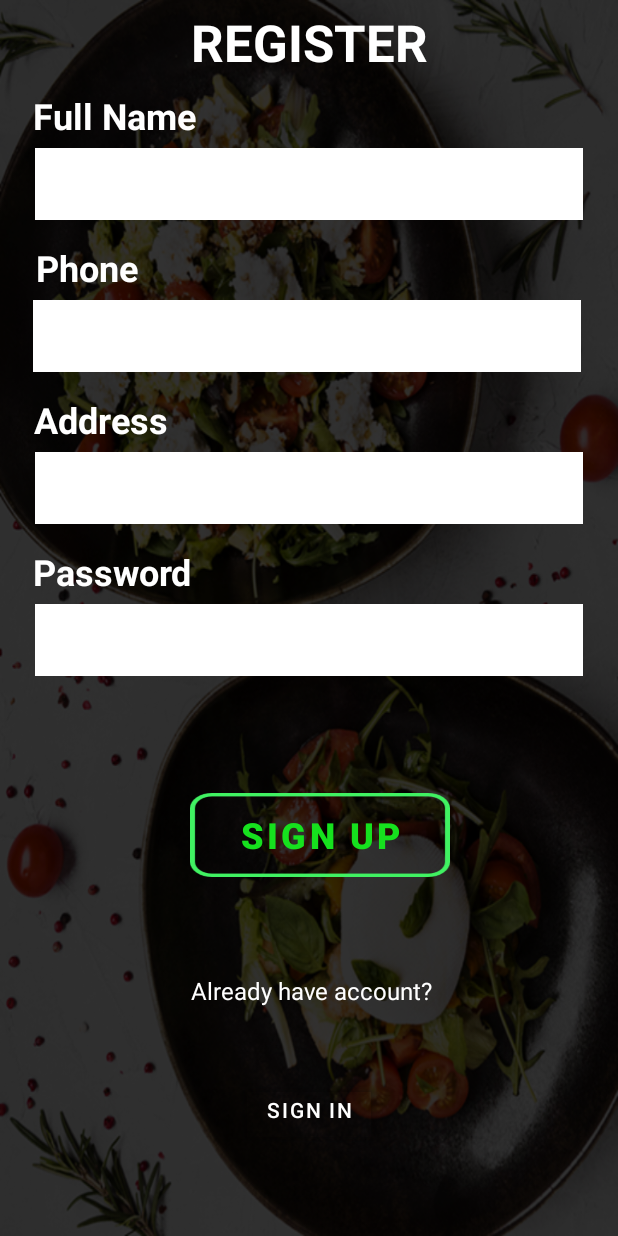
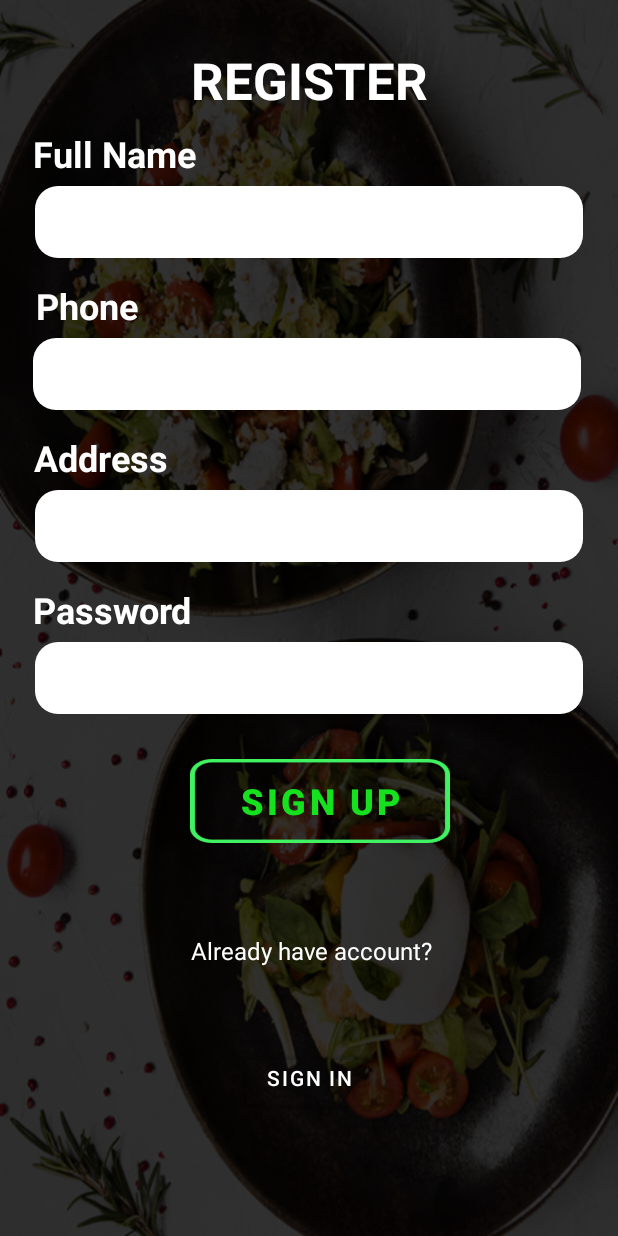
Before and after one commit to nhocvietanh2001/Foody04, an Android app: the RegisterActivity screen opened directly, with no data from a screen before it, on a phone screen of 412 x 824 dp. Run offline under Robolectric (Android 15) with nearby library versions, the light colour scheme and no system bars; Roboto replaces fonts that are not available here.

Commit message:
[edit] border

```diff
--- a/app/src/main/java/hcmute/spkt/phamvietanh19110151/foodyui/RegisterActivity.java
+++ b/app/src/main/java/hcmute/spkt/phamvietanh19110151/foodyui/RegisterActivity.java
@@ -5,6 +5,8 @@ import androidx.appcompat.app.AppCompatActivity;
 import android.content.Intent;
 import android.os.Bundle;
 import android.view.View;
+import android.view.Window;
+import android.view.WindowManager;
 import android.widget.Button;
 import android.widget.EditText;
 import android.widget.Toast;
@@ -24,6 +26,8 @@ public class RegisterActivity extends AppCompatActivity {
     @Override
     protected void onCreate(Bundle savedInstanceState) {
         super.onCreate(savedInstanceState);
+        requestWindowFeature(Window.FEATURE_NO_TITLE);
+        getWindow().setFlags(WindowManager.LayoutParams.FLAG_FULLSCREEN, WindowManager.LayoutParams.FLAG_FULLSCREEN);
         setContentView(R.layout.higreen_register);
 
         //anh xa
--- /dev/null
+++ b/app/src/main/res/drawable/circleindicator_round.xml
@@ -0,0 +1,5 @@
+<?xml version="1.0" encoding="utf-8"?>
+<shape xmlns:android="http://schemas.android.com/apk/res/android">
+    <solid android:color="@color/green"/>
+    <corners android:radius="10dp"/>
+</shape>
--- /dev/null
+++ b/app/src/main/res/drawable/edit_text_border.xml
@@ -0,0 +1,13 @@
+<?xml version="1.0" encoding="utf-8"?>
+<!--  res/drawable/rounded_edittext.xml -->
+<shape xmlns:android="http://schemas.android.com/apk/res/android"
+    android:shape="rectangle"
+    android:padding="10dp">
+
+    <solid android:color="#FFFFFF" />
+    <corners
+        android:bottomRightRadius="15dp"
+        android:bottomLeftRadius="15dp"
+        android:topLeftRadius="15dp"
+        android:topRightRadius="15dp" />
+</shape>
--- a/app/src/main/res/layout/fragment_home.xml
+++ b/app/src/main/res/layout/fragment_home.xml
@@ -3,6 +3,7 @@
     xmlns:tools="http://schemas.android.com/tools"
     android:layout_width="match_parent"
     android:layout_height="match_parent"
+    xmlns:app="http://schemas.android.com/apk/res-auto"
     android:background="#EBF6EB"
     tools:context=".Fragment.HomeFragment"
     android:orientation="vertical">
@@ -79,9 +80,9 @@
         android:id="@+id/circle_indicator_slider"
         android:layout_width="wrap_content"
         android:layout_height="30dp"
+        app:ci_drawable="@drawable/circleindicator_round"
         android:layout_gravity="center_horizontal"
         android:layout_marginTop="10dp"
-        android:background="#DEFDBB"
       />
     <ImageView
         android:layout_marginTop="5dp"
--- a/app/src/main/res/layout/higreen_login.xml
+++ b/app/src/main/res/layout/higreen_login.xml
@@ -72,7 +72,7 @@
         android:layout_height="48dp"
         android:layout_marginStart="16dp"
         android:layout_marginTop="10dp"
-        android:background="#ffff"
+        android:background="@drawable/edit_text_border"
         android:ems="10"
         android:hint="phone number"
         android:inputType="phone"
@@ -88,10 +88,11 @@
         android:layout_width="365dp"
         android:layout_height="48dp"
         android:layout_marginTop="10dp"
-        android:background="#ffff"
+        android:background="@drawable/edit_text_border"
         android:ems="10"
         app:passwordToggleEnabled="true"
         android:hint="password"
+
         android:inputType="textPassword"
         android:textAlignment="center"
         android:textColor="@color/black"
--- a/app/src/main/res/layout/higreen_register.xml
+++ b/app/src/main/res/layout/higreen_register.xml
@@ -12,6 +12,7 @@
 
 
     <TextView
+        android:layout_marginTop="25dp"
         android:id="@+id/txtViewRegister"
         android:fontFamily="@font/aclonica"
         android:text="REGISTER"
@@ -100,7 +101,7 @@
         android:layout_width="365dp"
         android:layout_height="48dp"
         android:layout_marginTop="5dp"
-        android:background="#ffff"
+        android:background="@drawable/edit_text_border"
         android:ems="10"
         android:hint="full name"
         android:textAlignment="center"
@@ -116,7 +117,7 @@
         android:layout_width="365dp"
         android:layout_height="48dp"
         android:layout_marginTop="5dp"
-        android:background="#ffff"
+        android:background="@drawable/edit_text_border"
         android:ems="10"
         android:hint="phone"
         android:maxLines="1"
@@ -134,7 +135,7 @@
         android:layout_width="365dp"
         android:layout_height="48dp"
         android:layout_marginTop="5dp"
-        android:background="#ffff"
+        android:background="@drawable/edit_text_border"
         android:ems="10"
         android:hint="address"
         android:textAlignment="center"
@@ -151,7 +152,7 @@
         android:layout_width="365dp"
         android:layout_height="48dp"
         android:layout_marginTop="5dp"
-        android:background="#ffff"
+        android:background="@drawable/edit_text_border"
         android:ems="10"
         android:maxLines="1"
         android:hint="password"
@@ -167,8 +168,7 @@
     <CheckBox
         android:id="@+id/checkBoxPhoneExist"
         android:layout_width="wrap_content"
-        android:layout_height="wrap_content"
-        android:layout_marginTop="10dp"
+        android:layout_height="10dp"
         android:fontFamily="@font/alatsi"
         android:visibility="invisible"
         android:text="Check phone already exist or not"
@@ -219,9 +219,9 @@
         android:layout_height="wrap_content"
         android:backgroundTint="@android:color/transparent"
         android:text="Sign in"
-        android:layout_marginTop="-10dp"
         android:textAlignment="center"
         android:textAllCaps="true"
+        android:layout_marginBottom="25dp"
         app:layout_constraintBottom_toBottomOf="parent"
         app:layout_constraintEnd_toEndOf="parent"
         app:layout_constraintStart_toStartOf="parent"
```
